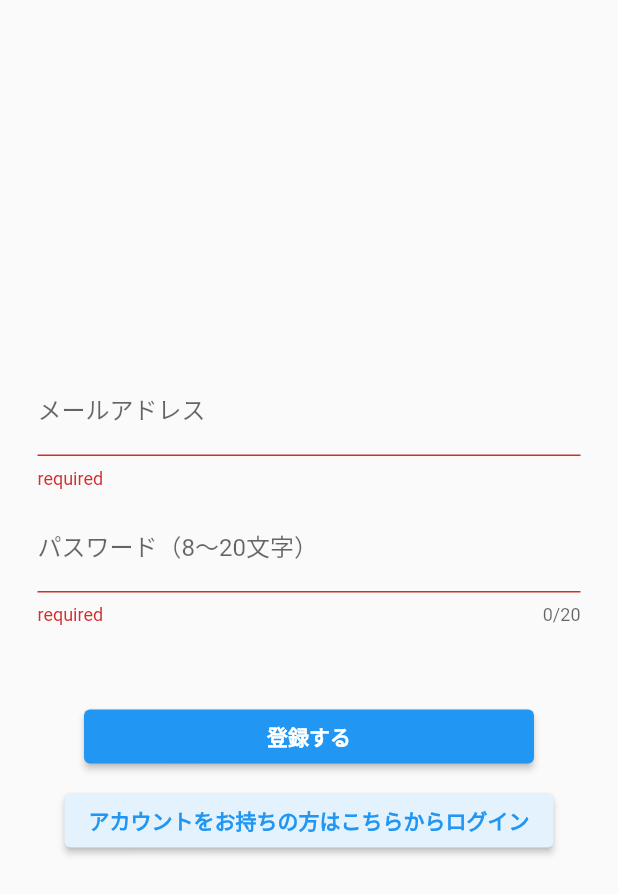
After one commit to togo-mentor/for_the_first_time, a Flutter app: the AppInfoPage screen opened directly, after a tap on "登録する", on a phone screen of 412 x 824 dp. The commit adds this screen. Shown: the top 894 px of the screen. Run offline on Flutter 3.47's test engine with Material 2 defaults, Android fonts, the phone set to English and light mode, and no system bars; drawn by our look-alikes of reactive_forms; our stand-ins replace firebase_auth, firebase_core, fl_chart, flutter_easyloading; accounts and stored records are empty.

Commit message:
一旦Navigator実装

```diff
--- /dev/null
+++ b/lib/ui/pages/app_info_page.dart
@@ -0,0 +1,197 @@
+import 'package:firebase_auth/firebase_auth.dart';
+import 'package:flutter/material.dart';
+import 'package:flutter_easyloading/flutter_easyloading.dart';
+import 'package:for_the_first_time/models/auth.dart';
+import 'package:for_the_first_time/support/firebase_auth_error.dart';
+import 'package:reactive_forms/reactive_forms.dart';
+import 'login_page.dart';
+import 'package:provider/provider.dart';
+
+class AppInfoPage extends StatefulWidget {
+  @override
+  State<StatefulWidget> createState() => _AppInfoPageState();
+}
+
+class _AppInfoPageState extends State<AppInfoPage> {
+  // Firebase Authenticationを利用するためのインスタンス
+  final FirebaseAuth auth = FirebaseAuth.instance;
+  FormGroup form = FormGroup({
+    'password': FormControl<String>(
+      validators: [
+        Validators.required,
+        Validators.minLength(8),
+        Validators.maxLength(20),
+        Validators.pattern(r'^(?=.*?[a-z])(?=.*?[\d])[a-z\d]+$')
+      ],
+    ),
+    'email': FormControl<String>(
+      validators: [
+        Validators.required,
+        Validators.email,
+      ],
+    )
+  });
+
+  @override
+  Widget build(BuildContext context) {
+    return Scaffold(
+      body: Center(
+            child: Column(
+              mainAxisSize: MainAxisSize.min,
+              children: <Widget>[
+                ReactiveForm(
+                  formGroup: form,
+                  child: Column(
+                  children: <Widget>[
+                    Padding(
+                      padding: EdgeInsets.fromLTRB(25.0, 0, 25.0, 10.0),
+                      child: ReactiveTextField(
+                        formControlName: 'email',
+                        decoration: InputDecoration(
+                          labelText: "メールアドレス"
+                        ),
+                        validationMessages: (control) => {
+                          ValidationMessage.required: 'メールアドレスを入力してください。',
+                          ValidationMessage.email: 'メールアドレスの形式が不正です。',
+                        },
+                      ),
+                    ),
+                    Padding(
+                      padding: EdgeInsets.fromLTRB(25.0, 0, 25.0, 10.0),
+                      child: ReactiveTextField(
+                        formControlName: 'password',
+                        decoration: InputDecoration(
+                          labelText: "パスワード（8～20文字）"
+                        ),
+                        obscureText: true,  // パスワードが見えないようRにする
+                        maxLength: 20,  // 入力可能な文字数
+                        validationMessages: (control) => {
+                          ValidationMessage.required: 'パスワードを入力してください。',
+                          ValidationMessage.minLength: 'パスワードは最低8文字必要です',
+                          ValidationMessage.maxLength: 'パスワードは最大20文字までです',
+                          ValidationMessage.pattern: 'パスワードは半角英数字混合で設定してください',
+                        },
+                      ),
+                    ),
+                    SizedBox(
+                      height: 20,
+                    ),
+                    SizedBox(
+                      height: 20,
+                    ),
+                    ButtonTheme(
+                      minWidth: 350.0,
+                      child: SizedBox(
+                      width: 300,
+                      child:
+                        ElevatedButton(
+                          onPressed: () async {
+                            if (form.valid) {
+                              try {
+                                // メール/パスワードでユーザー登録
+                                await _signUp(context);
+                                Navigator.of(context).pop(); // Navigatorでログイン画面から遷移してきているのでpopしてアプリ画面を表示
+                              } on FirebaseAuthException catch (e) {
+                                  // ログインに失敗した場合
+                                  FirebaseAuthResultStatus resultStatus = FirebaseAuthExceptionHandler.handleException(e);
+                                  final errorMessage = FirebaseAuthExceptionHandler.exceptionMessage(resultStatus);
+                                  EasyLoading.dismiss();
+                                  _showErrorDialog(context, errorMessage);
+                              }
+                            } else {
+                              showValidationMessage();
+                            }
+                          },
+                          style: ElevatedButton.styleFrom(
+                            primary: Colors.blue,
+                          ),
+                          // ボタン内の文字や書式
+                          child: Text('登録する',
+                            style: TextStyle(fontWeight: FontWeight.bold, color: Colors.white),
+                          ),
+                    ),
+                  )
+                )
+              ]
+            ),
+            ),
+            Column(
+            mainAxisSize: MainAxisSize.min,
+            children: <Widget>[
+
+              Padding(
+                padding: const EdgeInsets.all(8.0),
+                child:ButtonTheme(
+                  minWidth: 350.0,
+                  // height: 100.0,
+                  child: ElevatedButton(
+                    child: Text('アカウントをお持ちの方はこちらからログイン',
+                      style: TextStyle(fontWeight: FontWeight.bold, color: Colors.blue),
+                    ),
+                    style: ElevatedButton.styleFrom(
+                      primary: Colors.blue[50],
+                    ),
+
+                    // ボタンクリック後にアカウント作成用の画面の遷移する。
+                    onPressed: (){
+                        Navigator.of(context).push(
+                          MaterialPageRoute(
+                            fullscreenDialog: true,
+                            builder: (BuildContext context) => LoginPage(),
+                          ),
+                        );
+                      }
+
+                    ),
+                  ),
+                ),
+              ]
+            )
+          ]
+        ), // 画面下にボタンの配置
+      ),
+    );
+  }
+
+  // バリデーションメッセージを表示
+  void showValidationMessage() {
+    form.control('password').markAsTouched();
+    form.control('email').markAsTouched();
+  }
+
+  Future<bool> _signUp(BuildContext context) async {
+    bool loggedIn = false;
+    EasyLoading.show(status: 'loading...');
+    if (await context.read<Auth>().signUp(
+      form.control('email').value,
+      form.control('password').value,
+    )) {
+      loggedIn = true;
+    }
+    EasyLoading.dismiss();
+    ScaffoldMessenger.of(context).showSnackBar(SnackBar(
+      content: Text('ユーザー登録が完了しました。'),
+    ));
+    return loggedIn;
+  }
+
+  void _showErrorDialog(BuildContext context, String? message) {
+    showDialog(
+      context: context,
+      barrierDismissible: false,
+      builder: (BuildContext dialogContext) {
+        return AlertDialog(
+          title: Text(message!),
+          actions: <Widget>[
+            TextButton(
+              child: Text('OK'),
+              onPressed: () {
+                Navigator.pop(dialogContext);
+              },
+            ),
+          ],
+        );
+      },
+    );
+  }
+}
--- a/lib/ui/pages/main_page.dart
+++ b/lib/ui/pages/main_page.dart
@@ -1,6 +1,7 @@
 import 'package:flutter/material.dart';
 import 'package:for_the_first_time/models/auth.dart';
 import './create_memo_page.dart';
+import 'app_info_page.dart';
 import 'dashboard_page.dart';
 import 'memo_history.page.dart';
 import 'package:provider/provider.dart';
@@ -28,6 +29,12 @@ class _MainPageState extends State<MainPage> {
             ListTile(
               title: Text("アプリ情報"),
               trailing: Icon(Icons.arrow_forward),
+              onTap: () {
+                Navigator.of(context).push(MaterialPageRoute(
+                  fullscreenDialog: true,
+                  builder: (BuildContext context) => AppInfoPage(),
+                ));
+              }
             ),
           ],
         )),
```
